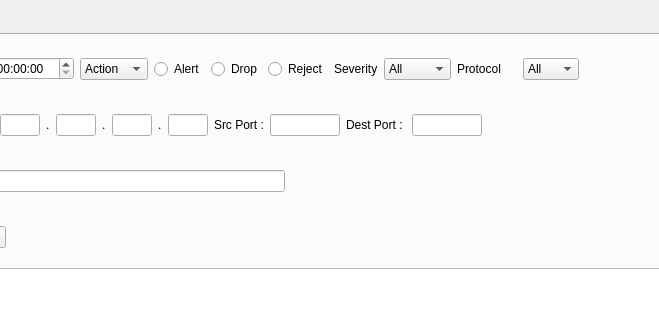
Henry93s/Argus_IPS_Client, file forms/mainwindow.ui: the form before one commit; both pictures show x 358 to 1017 and y 0 to 320 of the 1200 by 800 pixel window.
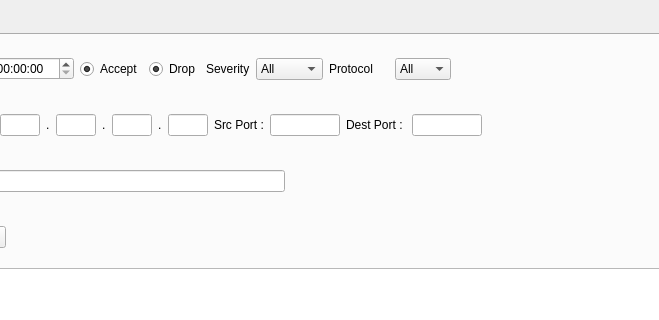
The form after the commit.

The edit to the form file:
```diff
--- a/forms/mainwindow.ui
+++ b/forms/mainwindow.ui
@@ -278,35 +278,22 @@
            <item>
             <widget class="QDateTimeEdit" name="dateTimeUntil"/>
            </item>
-           <item>
-            <widget class="QComboBox" name="comboBox">
-             <item>
-              <property name="text">
-               <string>Action</string>
-              </property>
-             </item>
-             <item>
-              <property name="text">
-               <string>Accept</string>
-              </property>
-             </item>
-             <item>
-              <property name="text">
-               <string>Drop</string>
-              </property>
-             </item>
-            </widget>
-           </item>
            <item>
             <widget class="QRadioButton" name="radioAlert">
              <property name="maximumSize">
               <size>
-               <width>60</width>
+               <width>70</width>
                <height>16777215</height>
               </size>
              </property>
              <property name="text">
-              <string>Alert</string>
+              <string>Accept</string>
+             </property>
+             <property name="checked">
+              <bool>true</bool>
+             </property>
+             <property name="autoExclusive">
+              <bool>false</bool>
              </property>
             </widget>
            </item>
@@ -321,18 +308,11 @@
              <property name="text">
               <string>Drop</string>
              </property>
-            </widget>
-           </item>
-           <item>
-            <widget class="QRadioButton" name="radioReject">
-             <property name="maximumSize">
-              <size>
-               <width>70</width>
-               <height>16777215</height>
-              </size>
+             <property name="checked">
+              <bool>true</bool>
              </property>
-             <property name="text">
-              <string>Reject</string>
+             <property name="autoExclusive">
+              <bool>false</bool>
              </property>
             </widget>
            </item>
```
